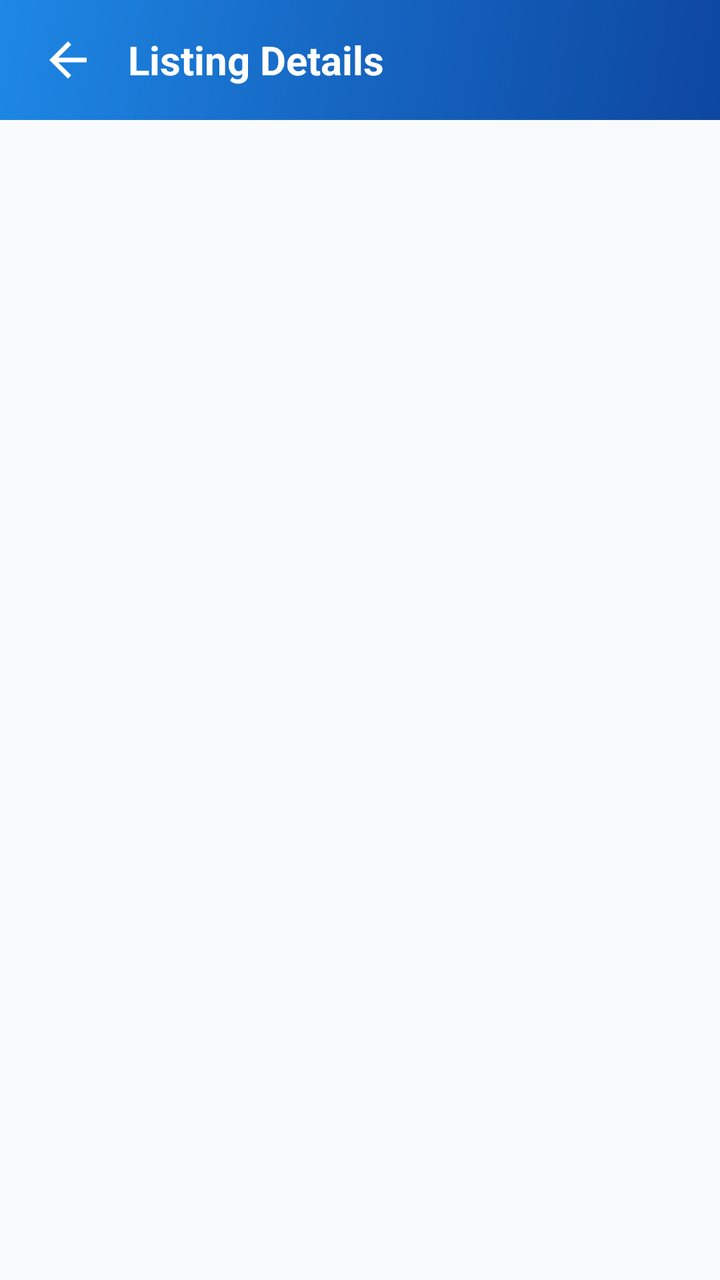
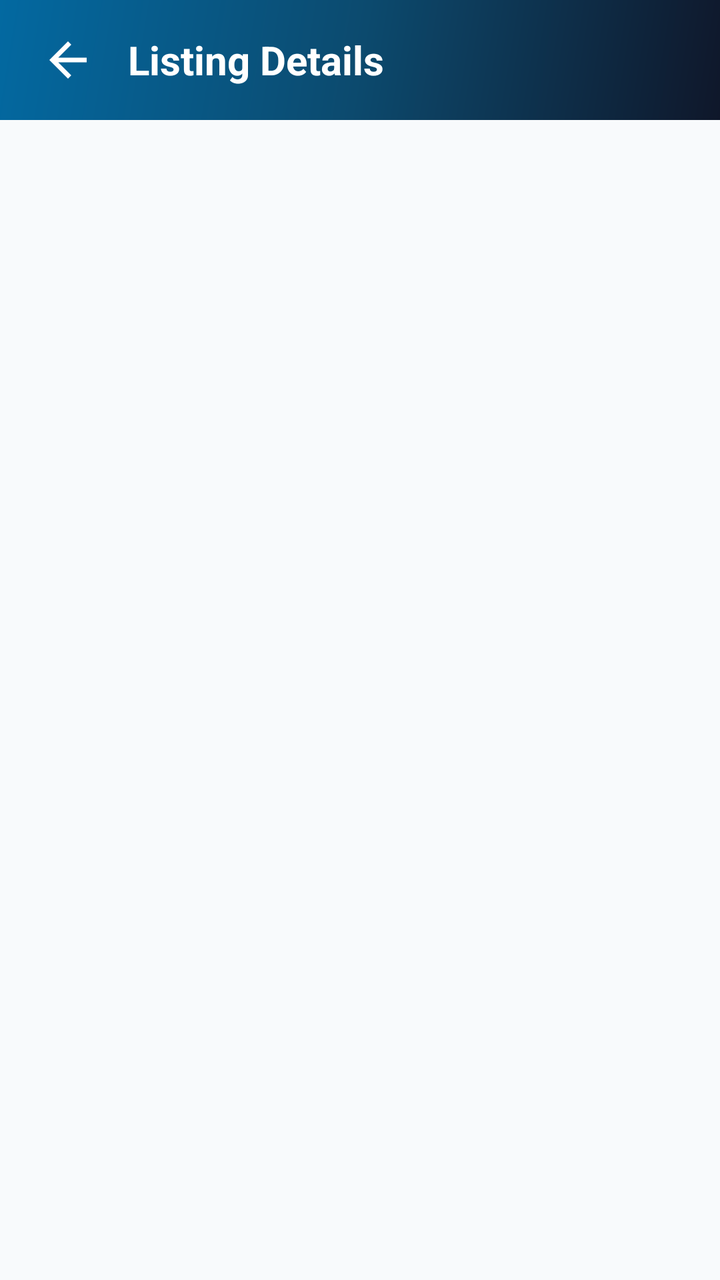

Compare the two renders of this Android layout. The source of the first and the diff that turns it into the second are given below.
<!-- AndroidManifest.xml: application theme Theme.TestApplication -->
<!-- res/layout/activity_listing_detail.xml -->
<?xml version="1.0" encoding="utf-8"?>
<LinearLayout xmlns:android="http://schemas.android.com/apk/res/android"
    android:layout_width="match_parent"
    android:layout_height="match_parent"
    android:orientation="vertical"
    android:background="@color/lodgio_bg">

    
    <LinearLayout
        android:layout_width="match_parent"
        android:layout_height="@dimen/toolbar_height"
        android:background="@drawable/bg_gradient_primary"
        android:gravity="center_vertical"
        android:paddingHorizontal="@dimen/spacing_base"
        android:orientation="horizontal">

        <ImageView
            android:id="@+id/btnBack"
            android:layout_width="@dimen/icon_lg"
            android:layout_height="@dimen/icon_lg"
            android:src="@drawable/ic_arrow_back"
            android:contentDescription="Back"
            android:padding="@dimen/spacing_xs" />

        <TextView
            android:layout_width="0dp"
            android:layout_height="wrap_content"
            android:layout_weight="1"
            android:text="Listing Details"
            android:textColor="@color/white"
            android:textSize="@dimen/text_title"
            android:textStyle="bold"
            android:layout_marginStart="@dimen/spacing_md" />
    </LinearLayout>

    <ProgressBar
        android:id="@+id/progressBar"
        android:layout_width="wrap_content"
        android:layout_height="wrap_content"
        android:layout_gravity="center"
        android:layout_marginTop="@dimen/spacing_4xl"
        android:visibility="gone" />

    <ScrollView
        android:id="@+id/scrollContent"
        android:layout_width="match_parent"
        android:layout_height="match_parent"
        android:visibility="gone">

        <LinearLayout
            android:layout_width="match_parent"
            android:layout_height="wrap_content"
            android:orientation="vertical"
            android:padding="@dimen/spacing_base">

            
            <TextView
                android:id="@+id/tvTitle"
                android:layout_width="wrap_content"
                android:layout_height="wrap_content"
                android:textSize="@dimen/text_headline"
                android:textStyle="bold"
                android:textColor="@color/lodgio_text_primary"
                android:letterSpacing="-0.02"
                android:layout_marginBottom="@dimen/spacing_xs" />

            
            <LinearLayout
                android:layout_width="wrap_content"
                android:layout_height="wrap_content"
                android:orientation="horizontal"
                android:gravity="center_vertical"
                android:layout_marginBottom="@dimen/spacing_md">

                <ImageView
                    android:layout_width="16dp"
                    android:layout_height="16dp"
                    android:src="@drawable/ic_location"
                    android:contentDescription="Location" />

                <TextView
                    android:id="@+id/tvCity"
                    android:layout_width="wrap_content"
                    android:layout_height="wrap_content"
                    android:textSize="14sp"
                    android:textColor="@color/lodgio_text_secondary"
                    android:layout_marginStart="@dimen/spacing_xs" />
            </LinearLayout>

            
            <TextView
                android:id="@+id/tvType"
                android:layout_width="wrap_content"
                android:layout_height="wrap_content"
                android:background="@drawable/badge_guest"
                android:paddingHorizontal="@dimen/spacing_md"
                android:paddingVertical="@dimen/spacing_xs"
                android:textSize="12sp"
                android:textStyle="bold"
                android:textColor="@color/lodgio_guest_badge"
                android:layout_marginBottom="@dimen/spacing_lg" />

            
            <LinearLayout
                android:layout_width="match_parent"
                android:layout_height="wrap_content"
                android:orientation="horizontal"
                android:gravity="center_vertical"
                android:background="@color/lodgio_bg_surface"
                android:padding="@dimen/spacing_md"
                android:layout_marginBottom="@dimen/spacing_lg">

                <TextView
                    android:id="@+id/tvHostInitial"
                    android:layout_width="@dimen/avatar_md"
                    android:layout_height="@dimen/avatar_md"
                    android:background="@drawable/avatar_circle"
                    android:gravity="center"
                    android:textSize="@dimen/text_title"
                    android:textStyle="bold"
                    android:textColor="@color/white" />

                <TextView
                    android:id="@+id/tvHostName"
                    android:layout_width="wrap_content"
                    android:layout_height="wrap_content"
                    android:layout_marginStart="@dimen/spacing_md"
                    android:textSize="@dimen/text_body"
                    android:textColor="@color/lodgio_text_primary" />
            </LinearLayout>

            
            <TextView
                android:id="@+id/tvDetails"
                android:layout_width="wrap_content"
                android:layout_height="wrap_content"
                android:textSize="@dimen/text_body"
                android:textColor="@color/lodgio_text_secondary"
                android:layout_marginBottom="@dimen/spacing_lg" />

            
            <View
                android:layout_width="match_parent"
                android:layout_height="1dp"
                android:background="@color/lodgio_divider"
                android:layout_marginBottom="@dimen/spacing_lg" />

            
            <TextView
                android:layout_width="wrap_content"
                android:layout_height="wrap_content"
                android:text="About this place"
                style="@style/LodgioSectionHeader"
                android:layout_marginBottom="@dimen/spacing_sm" />

            <TextView
                android:id="@+id/tvDescription"
                android:layout_width="match_parent"
                android:layout_height="wrap_content"
                android:textSize="14sp"
                android:textColor="@color/lodgio_text_secondary"
                android:lineSpacingMultiplier="1.5"
                android:layout_marginBottom="@dimen/spacing_xl" />

            
            <View
                android:layout_width="match_parent"
                android:layout_height="1dp"
                android:background="@color/lodgio_divider"
                android:layout_marginBottom="@dimen/spacing_lg" />

            
            <TextView
                android:layout_width="wrap_content"
                android:layout_height="wrap_content"
                android:text="Amenities"
                style="@style/LodgioSectionHeader"
                android:layout_marginBottom="@dimen/spacing_sm" />

            <LinearLayout
                android:id="@+id/llAmenities"
                android:layout_width="match_parent"
                android:layout_height="wrap_content"
                android:orientation="vertical"
                android:layout_marginBottom="@dimen/spacing_xl" />

            
            <View
                android:layout_width="match_parent"
                android:layout_height="1dp"
                android:background="@color/lodgio_divider"
                android:layout_marginBottom="@dimen/spacing_lg" />

            
            <TextView
                android:id="@+id/tvBookedDatesLabel"
                android:layout_width="wrap_content"
                android:layout_height="wrap_content"
                android:text="📅 Unavailable Dates"
                style="@style/LodgioSectionHeader"
                android:layout_marginBottom="@dimen/spacing_sm"
                android:visibility="gone" />

            <LinearLayout
                android:id="@+id/llBookedDates"
                android:layout_width="match_parent"
                android:layout_height="wrap_content"
                android:orientation="vertical"
                android:background="@drawable/card_background"
                android:padding="@dimen/spacing_md"
                android:layout_marginBottom="@dimen/spacing_lg"
                android:visibility="gone" />

            
            <View
                android:layout_width="match_parent"
                android:layout_height="1dp"
                android:background="@color/lodgio_divider"
                android:layout_marginBottom="@dimen/spacing_lg" />

            
            <LinearLayout
                android:layout_width="match_parent"
                android:layout_height="wrap_content"
                android:orientation="vertical"
                android:background="@drawable/card_background"
                android:padding="@dimen/spacing_lg"
                android:elevation="@dimen/elevation_md">

                <TextView
                    android:id="@+id/tvPrice"
                    android:layout_width="wrap_content"
                    android:layout_height="wrap_content"
                    android:textSize="@dimen/text_headline"
                    android:textStyle="bold"
                    android:textColor="@color/lodgio_primary"
                    android:layout_marginBottom="2dp" />

                <TextView
                    android:layout_width="wrap_content"
                    android:layout_height="wrap_content"
                    android:text="per night"
                    android:textSize="@dimen/text_body_sm"
                    android:textColor="@color/lodgio_text_secondary"
                    android:layout_marginBottom="@dimen/spacing_lg" />

                <EditText
                    android:id="@+id/etCheckIn"
                    android:layout_width="match_parent"
                    android:layout_height="@dimen/input_height"
                    android:background="@drawable/input_background"
                    android:hint="Check-in (YYYY-MM-DD)"
                    android:textColorHint="@color/lodgio_text_hint"
                    android:textColor="@color/lodgio_text_primary"
                    android:textSize="14sp"
                    android:singleLine="true"
                    android:layout_marginBottom="@dimen/spacing_sm" />

                <EditText
                    android:id="@+id/etCheckOut"
                    android:layout_width="match_parent"
                    android:layout_height="@dimen/input_height"
                    android:background="@drawable/input_background"
                    android:hint="Check-out (YYYY-MM-DD)"
                    android:textColorHint="@color/lodgio_text_hint"
                    android:textColor="@color/lodgio_text_primary"
                    android:textSize="14sp"
                    android:singleLine="true"
                    android:layout_marginBottom="@dimen/spacing_sm" />

                <EditText
                    android:id="@+id/etGuests"
                    android:layout_width="match_parent"
                    android:layout_height="@dimen/input_height"
                    android:background="@drawable/input_background"
                    android:hint="Number of guests"
                    android:textColorHint="@color/lodgio_text_hint"
                    android:textColor="@color/lodgio_text_primary"
                    android:inputType="number"
                    android:textSize="14sp"
                    android:singleLine="true"
                    android:layout_marginBottom="@dimen/spacing_sm" />

                
                <TextView
                    android:id="@+id/tvPriceSummary"
                    android:layout_width="match_parent"
                    android:layout_height="wrap_content"
                    android:textSize="14sp"
                    android:textColor="@color/lodgio_primary"
                    android:textStyle="bold"
                    android:visibility="gone"
                    android:layout_marginBottom="@dimen/spacing_xs" />

                
                <TextView
                    android:id="@+id/tvDateConflict"
                    android:layout_width="match_parent"
                    android:layout_height="wrap_content"
                    android:textSize="13sp"
                    android:textColor="@color/lodgio_error"
                    android:textStyle="bold"
                    android:visibility="gone"
                    android:layout_marginBottom="@dimen/spacing_sm" />

                <Button
                    android:id="@+id/btnCheckAvailability"
                    android:layout_width="match_parent"
                    android:layout_height="@dimen/btn_height"
                    android:background="@drawable/btn_primary_bg"
                    android:text="Check Availability"
                    android:textColor="@color/white"
                    android:textSize="@dimen/text_subtitle"
                    android:textAllCaps="false"
                    android:textStyle="bold" />
            </LinearLayout>
        </LinearLayout>
    </ScrollView>
</LinearLayout>
<!-- resources referenced by this layout -->
<resources>
  <color name="lodgio_bg">#F8FAFC</color>
  <color name="lodgio_bg_surface">#F1F5F9</color>
  <color name="lodgio_divider">#E2E8F0</color>
  <color name="lodgio_error">#DC2626</color>
  <color name="lodgio_guest_badge">#3B82F6</color>
  <color name="lodgio_primary">#1565C0</color>
  <color name="lodgio_text_hint">#94A3B8</color>
  <color name="lodgio_text_primary">#0F172A</color>
  <color name="lodgio_text_secondary">#64748B</color>
  <color name="white">#FFFFFFFF</color>
  <dimen name="avatar_md">48dp</dimen>
  <dimen name="btn_height">52dp</dimen>
  <dimen name="elevation_md">4dp</dimen>
  <dimen name="icon_lg">36dp</dimen>
  <dimen name="input_height">52dp</dimen>
  <dimen name="spacing_4xl">48dp</dimen>
  <dimen name="spacing_base">16dp</dimen>
  <dimen name="spacing_lg">20dp</dimen>
  <dimen name="spacing_md">12dp</dimen>
  <dimen name="spacing_sm">8dp</dimen>
  <dimen name="spacing_xl">24dp</dimen>
  <dimen name="spacing_xs">4dp</dimen>
  <dimen name="text_body">15sp</dimen>
  <dimen name="text_body_sm">13sp</dimen>
  <dimen name="text_headline">24sp</dimen>
  <dimen name="text_subtitle">16sp</dimen>
  <dimen name="text_title">20sp</dimen>
  <dimen name="toolbar_height">60dp</dimen>
  <!-- drawable avatar_circle (drawable) -->
  <?xml version="1.0" encoding="utf-8"?>
  <shape xmlns:android="http://schemas.android.com/apk/res/android"
      android:shape="oval">
      <gradient
          android:startColor="@color/lodgio_primary"
          android:endColor="@color/lodgio_primary_dark"
          android:angle="135" />
  </shape>
  <!-- drawable badge_guest (drawable) -->
  <?xml version="1.0" encoding="utf-8"?>
  <shape xmlns:android="http://schemas.android.com/apk/res/android"
      android:shape="rectangle">
      <solid android:color="@color/lodgio_guest_badge_bg" />
      <corners android:radius="@dimen/radius_sm" />
  </shape>
  <!-- drawable btn_primary_bg (drawable) -->
  <?xml version="1.0" encoding="utf-8"?>
  <shape xmlns:android="http://schemas.android.com/apk/res/android"
      android:shape="rectangle">
      <gradient
          android:startColor="@color/lodgio_primary"
          android:endColor="@color/lodgio_primary_dark"
          android:angle="90" />
      <corners android:radius="@dimen/radius_md" />
  </shape>
  <!-- drawable card_background (drawable) -->
  <?xml version="1.0" encoding="utf-8"?>
  <shape xmlns:android="http://schemas.android.com/apk/res/android"
      android:shape="rectangle">
      <solid android:color="@color/white" />
      <corners android:radius="@dimen/radius_lg" />
  </shape>
  <style name="LodgioSectionHeader">
          <item name="android:textSize">@dimen/text_title</item>
          <item name="android:textStyle">bold</item>
          <item name="android:textColor">@color/lodgio_text_primary</item>
          <item name="android:letterSpacing">-0.02</item>
      </style>
  <style name="Theme.TestApplication" parent="Base.Theme.TestApplication" />
  <color name="lodgio_primary_dark">#0D47A1</color>
  <color name="lodgio_guest_badge_bg">#DBEAFE</color>
  <dimen name="radius_sm">8dp</dimen>
  <color name="lodgio_gradient_start">#0D47A1</color>
  <color name="lodgio_gradient_mid">#1565C0</color>
  <color name="lodgio_gradient_end">#1E88E5</color>
  <dimen name="radius_md">12dp</dimen>
  <dimen name="radius_lg">16dp</dimen>
  <color name="lodgio_input_bg">#F1F5F9</color>
  <color name="lodgio_input_stroke">#CBD5E1</color>
  <color name="lodgio_accent">#FF8F00</color>
  <!-- unchanged entries left out for length: 5 -->
</resources>

<!-- the commit's change to res/layout/activity_listing_detail.xml (unified diff, before → after) -->
@@ -54,6 +54,62 @@
             android:padding="@dimen/spacing_base">
 
             
+            <FrameLayout
+                android:layout_width="match_parent"
+                android:layout_height="220dp"
+                android:layout_marginBottom="@dimen/spacing_md">
+
+                <ImageView
+                    android:id="@+id/ivMainImage"
+                    android:layout_width="match_parent"
+                    android:layout_height="match_parent"
+                    android:scaleType="centerCrop"
+                    android:background="@drawable/bg_listing_placeholder"
+                    android:contentDescription="Main listing photo"
+                    android:visibility="gone" />
+
+                
+                <TextView
+                    android:id="@+id/tvNoImage"
+                    android:layout_width="match_parent"
+                    android:layout_height="match_parent"
+                    android:background="@drawable/bg_listing_placeholder"
+                    android:gravity="center"
+                    android:text="🏡"
+                    android:textSize="48sp" />
+            </FrameLayout>
+
+            
+            <LinearLayout
+                android:layout_width="match_parent"
+                android:layout_height="100dp"
+                android:orientation="horizontal"
+                android:layout_marginBottom="@dimen/spacing_lg">
+
+                <ImageView
+                    android:id="@+id/ivImage2"
+                    android:layout_width="0dp"
+                    android:layout_weight="1"
+                    android:layout_height="match_parent"
+                    android:scaleType="centerCrop"
+                    android:background="@drawable/bg_listing_placeholder"
+                    android:contentDescription="Photo 2"
+                    android:layout_marginEnd="@dimen/spacing_xs"
+                    android:visibility="gone" />
+
+                <ImageView
+                    android:id="@+id/ivImage3"
+                    android:layout_width="0dp"
+                    android:layout_weight="1"
+                    android:layout_height="match_parent"
+                    android:scaleType="centerCrop"
+                    android:background="@drawable/bg_listing_placeholder"
+                    android:contentDescription="Photo 3"
+                    android:layout_marginStart="@dimen/spacing_xs"
+                    android:visibility="gone" />
+            </LinearLayout>
+
+            
             <TextView
                 android:id="@+id/tvTitle"
                 android:layout_width="wrap_content"
@@ -110,15 +166,28 @@
                 android:padding="@dimen/spacing_md"
                 android:layout_marginBottom="@dimen/spacing_lg">
 
-                <TextView
-                    android:id="@+id/tvHostInitial"
+                <FrameLayout
                     android:layout_width="@dimen/avatar_md"
-                    android:layout_height="@dimen/avatar_md"
-                    android:background="@drawable/avatar_circle"
-                    android:gravity="center"
-                    android:textSize="@dimen/text_title"
-                    android:textStyle="bold"
-                    android:textColor="@color/white" />
+                    android:layout_height="@dimen/avatar_md">
+
+                    <TextView
+                        android:id="@+id/tvHostInitial"
+                        android:layout_width="@dimen/avatar_md"
+                        android:layout_height="@dimen/avatar_md"
+                        android:background="@drawable/avatar_circle"
+                        android:gravity="center"
+                        android:textSize="@dimen/text_title"
+                        android:textStyle="bold"
+                        android:textColor="@color/white" />
+
+                    <ImageView
+                        android:id="@+id/ivHostAvatar"
+                        android:layout_width="@dimen/avatar_md"
+                        android:layout_height="@dimen/avatar_md"
+                        android:scaleType="centerCrop"
+                        android:contentDescription="Host photo"
+                        android:visibility="gone" />
+                </FrameLayout>
 
                 <TextView
                     android:id="@+id/tvHostName"
@@ -183,6 +252,45 @@
                 android:layout_height="wrap_content"
                 android:orientation="vertical"
                 android:layout_marginBottom="@dimen/spacing_xl" />
+
+            
+            <View
+                android:layout_width="match_parent"
+                android:layout_height="1dp"
+                android:background="@color/lodgio_divider"
+                android:layout_marginBottom="@dimen/spacing_lg" />
+
+            
+            <LinearLayout
+                android:layout_width="match_parent"
+                android:layout_height="wrap_content"
+                android:orientation="horizontal"
+                android:gravity="center_vertical"
+                android:layout_marginBottom="@dimen/spacing_md">
+
+                <TextView
+                    android:layout_width="0dp"
+                    android:layout_height="wrap_content"
+                    android:layout_weight="1"
+                    android:text="Reviews &amp; Ratings"
+                    style="@style/LodgioSectionHeader" />
+
+                <TextView
+                    android:id="@+id/tvReviewSummary"
+                    android:layout_width="wrap_content"
+                    android:layout_height="wrap_content"
+                    android:text="★ 0.0 (0 reviews)"
+                    android:textSize="14sp"
+                    android:textStyle="bold"
+                    android:textColor="@color/lodgio_primary" />
+            </LinearLayout>
+
+            <LinearLayout
+                android:id="@+id/llReviews"
+                android:layout_width="match_parent"
+                android:layout_height="wrap_content"
+                android:orientation="vertical"
+                android:layout_marginBottom="@dimen/spacing_lg" />
 
             
             <View
<!-- resource entries referenced after the edit -->
@@ -3,9 +3,9 @@
   <color name="lodgio_bg">#F8FAFC</color>
   <color name="lodgio_bg_surface">#F1F5F9</color>
   <color name="lodgio_divider">#E2E8F0</color>
-  <color name="lodgio_error">#DC2626</color>
-  <color name="lodgio_guest_badge">#3B82F6</color>
-  <color name="lodgio_primary">#1565C0</color>
+  <color name="lodgio_error">#B91C1C</color>
+  <color name="lodgio_guest_badge">#15803D</color>
+  <color name="lodgio_primary">#0EA5E9</color>
   <color name="lodgio_text_hint">#94A3B8</color>
   <color name="lodgio_text_primary">#0F172A</color>
   <color name="lodgio_text_secondary">#64748B</color>
@@ -44,6 +44,17 @@
       <solid android:color="@color/lodgio_guest_badge_bg" />
       <corners android:radius="@dimen/radius_sm" />
   </shape>
+  <!-- drawable bg_listing_placeholder (drawable) -->
+  <?xml version="1.0" encoding="utf-8"?>
+  <shape xmlns:android="http://schemas.android.com/apk/res/android"
+      android:shape="rectangle">
+      <gradient
+          android:angle="135"
+          android:startColor="#DBEAFE"
+          android:endColor="#BAE6FD"
+          android:type="linear" />
+      <corners android:radius="16dp" />
+  </shape>
   <!-- drawable btn_primary_bg (drawable) -->
   <?xml version="1.0" encoding="utf-8"?>
   <shape xmlns:android="http://schemas.android.com/apk/res/android"
@@ -68,16 +79,16 @@
           <item name="android:letterSpacing">-0.02</item>
       </style>
   <style name="Theme.TestApplication" parent="Base.Theme.TestApplication" />
-  <color name="lodgio_primary_dark">#0D47A1</color>
-  <color name="lodgio_guest_badge_bg">#DBEAFE</color>
+  <color name="lodgio_primary_dark">#0284C7</color>
+  <color name="lodgio_guest_badge_bg">#DCFCE7</color>
   <dimen name="radius_sm">8dp</dimen>
-  <color name="lodgio_gradient_start">#0D47A1</color>
-  <color name="lodgio_gradient_mid">#1565C0</color>
-  <color name="lodgio_gradient_end">#1E88E5</color>
+  <color name="lodgio_gradient_start">#0F172A</color>
+  <color name="lodgio_gradient_mid">#0C4A6E</color>
+  <color name="lodgio_gradient_end">#0369A1</color>
   <dimen name="radius_md">12dp</dimen>
   <dimen name="radius_lg">16dp</dimen>
   <color name="lodgio_input_bg">#F1F5F9</color>
-  <color name="lodgio_input_stroke">#CBD5E1</color>
+  <color name="lodgio_input_stroke">#E2E8F0</color>
   <color name="lodgio_accent">#FF8F00</color>
   <!-- unchanged entries left out for length: 5 -->
 </resources>
